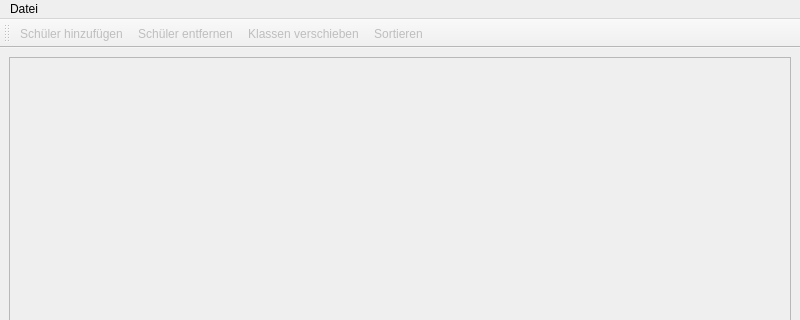
First picture: the form in ui/DatabaseForm.ui, repository libf-de/ffx-sportfest, before the edit; both pictures show x 0 to 800 and y 0 to 320 of the 800 by 642 pixel window.
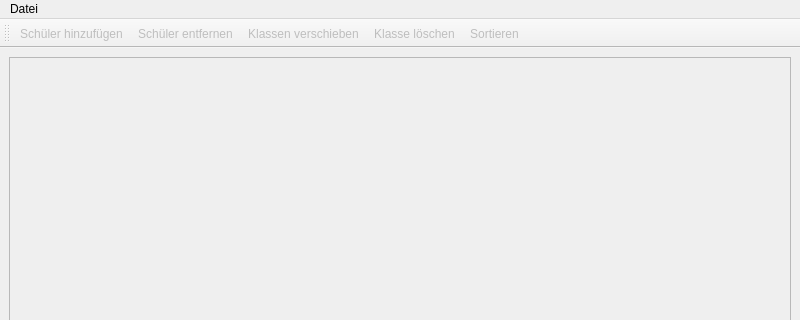
Second picture: the form after the edit. Icons and pictures are not drawn. Custom widgets are drawn as their Qt base class.

Commit message: Klasse entfernen hinzugefügt

Diff of the .ui file:
```diff
--- a/ui/DatabaseForm.ui
+++ b/ui/DatabaseForm.ui
@@ -75,6 +75,7 @@
    <addaction name="actionAdd"/>
    <addaction name="actionRemove"/>
    <addaction name="actionMoveKlasse"/>
+   <addaction name="actionDeleteKlasse"/>
    <addaction name="actionSort"/>
   </widget>
   <action name="actionAdd">
@@ -218,6 +219,21 @@
     <string>&lt;html&gt;&lt;head/&gt;&lt;body&gt;&lt;p&gt;Sortiert die Schüler nach Nach- und Vornamen&lt;/p&gt;&lt;/body&gt;&lt;/html&gt;</string>
    </property>
   </action>
+  <action name="actionDeleteKlasse">
+   <property name="enabled">
+    <bool>false</bool>
+   </property>
+   <property name="icon">
+    <iconset resource="../oxyicons.qrc">
+     <normaloff>:/toolbar_icons_48/trash</normaloff>:/toolbar_icons_48/trash</iconset>
+   </property>
+   <property name="text">
+    <string>Klasse löschen</string>
+   </property>
+   <property name="toolTip">
+    <string>Löscht eine Klasse einschließlich der Schüler</string>
+   </property>
+  </action>
  </widget>
  <customwidgets>
   <customwidget>
```
The commit also changes 12 other files.
